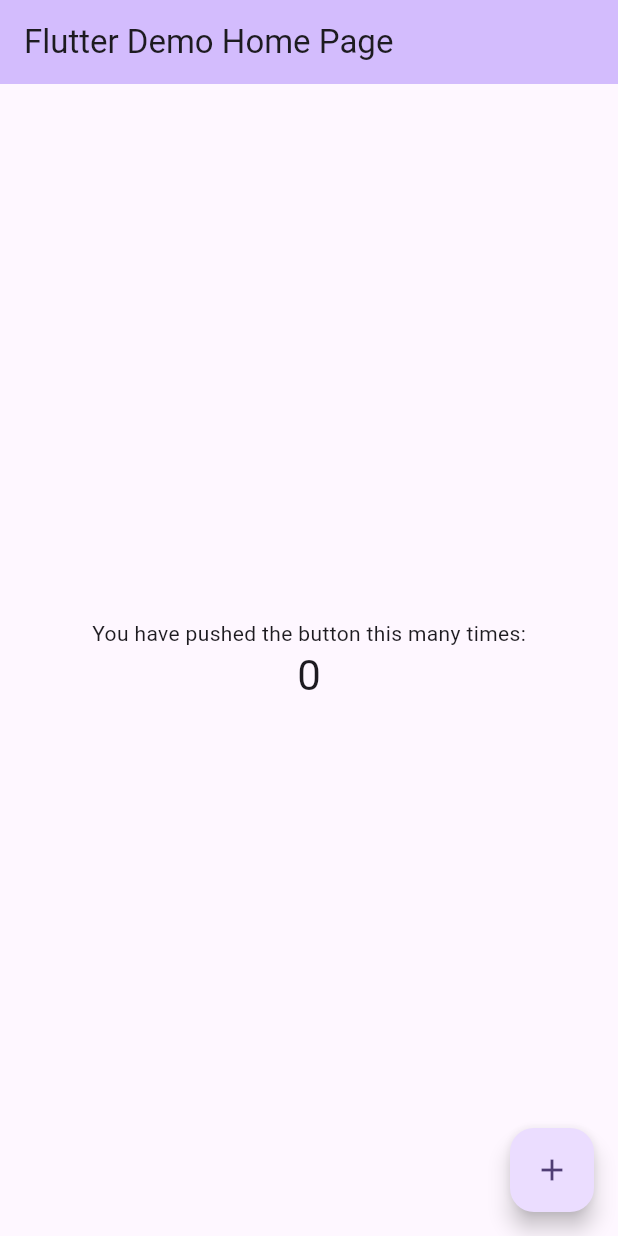
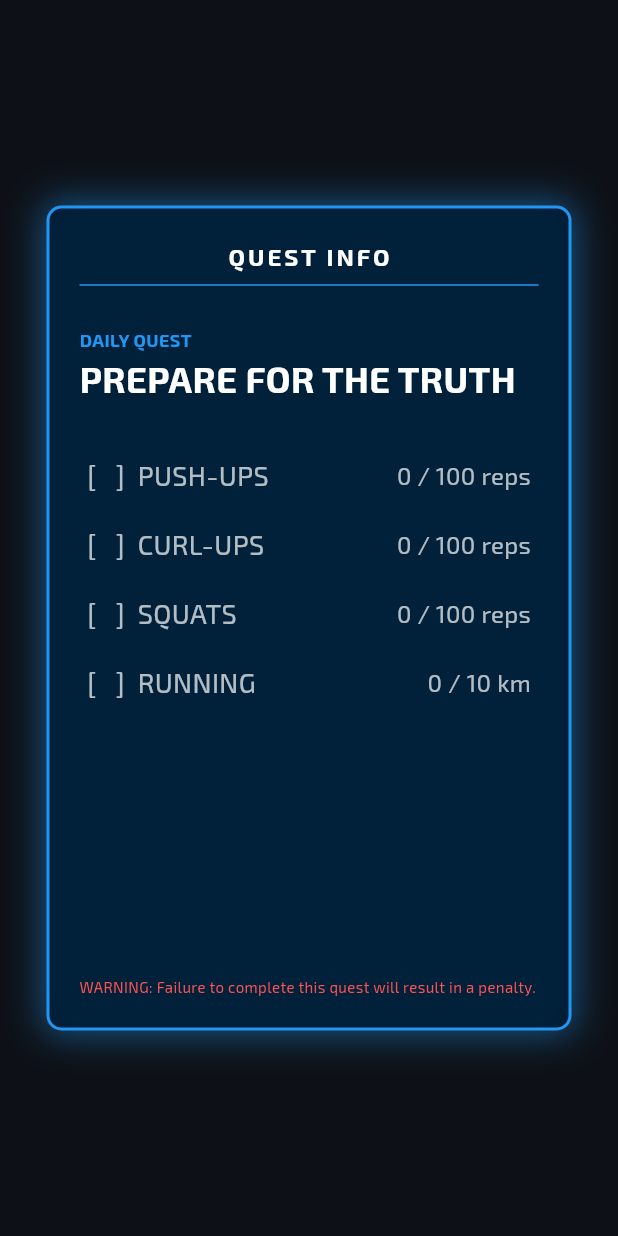
Before and after one commit to PrinceDahiya1/the-system-flutter, a Flutter app: the screen it shows after launch, on a phone screen of 412 x 824 dp. Run offline on Flutter 3.47's test engine with Material 3 defaults, Android fonts, the phone set to English and light mode, and no system bars; our stand-ins replace google_fonts.

Commit message:
Commit: Basic functionality for quest management

```diff
--- a/lib/main.dart
+++ b/lib/main.dart
@@ -1,122 +1,23 @@
 import 'package:flutter/material.dart';
+import 'package:google_fonts/google_fonts.dart';
+import 'screens/system_screen.dart'; // Import the new screen
 
 void main() {
-  runApp(const MyApp());
+  runApp(const TheSystemApp());
 }
 
-class MyApp extends StatelessWidget {
-  const MyApp({super.key});
+class TheSystemApp extends StatelessWidget {
+  const TheSystemApp({super.key});
 
-  // This widget is the root of your application.
   @override
   Widget build(BuildContext context) {
     return MaterialApp(
-      title: 'Flutter Demo',
-      theme: ThemeData(
-        // This is the theme of your application.
-        //
-        // TRY THIS: Try running your application with "flutter run". You'll see
-        // the application has a purple toolbar. Then, without quitting the app,
-        // try changing the seedColor in the colorScheme below to Colors.green
-        // and then invoke "hot reload" (save your changes or press the "hot
-        // reload" button in a Flutter-supported IDE, or press "r" if you used
-        // the command line to start the app).
-        //
-        // Notice that the counter didn't reset back to zero; the application
-        // state is not lost during the reload. To reset the state, use hot
-        // restart instead.
-        //
-        // This works for code too, not just values: Most code changes can be
-        // tested with just a hot reload.
-        colorScheme: .fromSeed(seedColor: Colors.deepPurple),
+      debugShowCheckedModeBanner: false,
+      theme: ThemeData.dark().copyWith(
+        scaffoldBackgroundColor: const Color(0xFF0D1117),
+        textTheme: GoogleFonts.exo2TextTheme(),
       ),
-      home: const MyHomePage(title: 'Flutter Demo Home Page'),
+      home: const SystemScreen(), // Point to the new file
     );
   }
 }
-
-class MyHomePage extends StatefulWidget {
-  const MyHomePage({super.key, required this.title});
-
-  // This widget is the home page of your application. It is stateful, meaning
-  // that it has a State object (defined below) that contains fields that affect
-  // how it looks.
-
-  // This class is the configuration for the state. It holds the values (in this
-  // case the title) provided by the parent (in this case the App widget) and
-  // used by the build method of the State. Fields in a Widget subclass are
-  // always marked "final".
-
-  final String title;
-
-  @override
-  State<MyHomePage> createState() => _MyHomePageState();
-}
-
-class _MyHomePageState extends State<MyHomePage> {
-  int _counter = 0;
-
-  void _incrementCounter() {
-    setState(() {
-      // This call to setState tells the Flutter framework that something has
-      // changed in this State, which causes it to rerun the build method below
-      // so that the display can reflect the updated values. If we changed
-      // _counter without calling setState(), then the build method would not be
-      // called again, and so nothing would appear to happen.
-      _counter++;
-    });
-  }
-
-  @override
-  Widget build(BuildContext context) {
-    // This method is rerun every time setState is called, for instance as done
-    // by the _incrementCounter method above.
-    //
-    // The Flutter framework has been optimized to make rerunning build methods
-    // fast, so that you can just rebuild anything that needs updating rather
-    // than having to individually change instances of widgets.
-    return Scaffold(
-      appBar: AppBar(
-        // TRY THIS: Try changing the color here to a specific color (to
-        // Colors.amber, perhaps?) and trigger a hot reload to see the AppBar
-        // change color while the other colors stay the same.
-        backgroundColor: Theme.of(context).colorScheme.inversePrimary,
-        // Here we take the value from the MyHomePage object that was created by
-        // the App.build method, and use it to set our appbar title.
-        title: Text(widget.title),
-      ),
-      body: Center(
-        // Center is a layout widget. It takes a single child and positions it
-        // in the middle of the parent.
-        child: Column(
-          // Column is also a layout widget. It takes a list of children and
-          // arranges them vertically. By default, it sizes itself to fit its
-          // children horizontally, and tries to be as tall as its parent.
-          //
-          // Column has various properties to control how it sizes itself and
-          // how it positions its children. Here we use mainAxisAlignment to
-          // center the children vertically; the main axis here is the vertical
-          // axis because Columns are vertical (the cross axis would be
-          // horizontal).
-          //
-          // TRY THIS: Invoke "debug painting" (choose the "Toggle Debug Paint"
-          // action in the IDE, or press "p" in the console), to see the
-          // wireframe for each widget.
-          mainAxisAlignment: .center,
-          children: [
-            const Text('You have pushed the button this many times:'),
-            Text(
-              '$_counter',
-              style: Theme.of(context).textTheme.headlineMedium,
-            ),
-          ],
-        ),
-      ),
-      floatingActionButton: FloatingActionButton(
-        onPressed: _incrementCounter,
-        tooltip: 'Increment',
-        child: const Icon(Icons.add),
-      ),
-    );
-  }
-}
--- /dev/null
+++ b/lib/models/quest.dart
@@ -0,0 +1,18 @@
+class Quest {
+  String title;
+  int current;
+  int target;
+  String unit; // e.g., "km", "reps"
+  bool isCompleted;
+
+  Quest({
+    required this.title,
+    required this.target,
+    this.current = 0,
+    this.unit = "reps",
+    this.isCompleted = false,
+  });
+
+  // A helper to show progress string like "5/10 reps"
+  String get progressString => "$current / $target $unit";
+}
--- /dev/null
+++ b/lib/screens/system_screen.dart
@@ -0,0 +1,155 @@
+import 'package:flutter/material.dart';
+import '../models/quest.dart';
+
+class SystemScreen extends StatefulWidget {
+  const SystemScreen({super.key});
+
+  @override
+  State<SystemScreen> createState() => _SystemScreenState();
+}
+
+class _SystemScreenState extends State<SystemScreen> {
+  // 1. The Data (State)
+  final List<Quest> quests = [
+    Quest(title: "PUSH-UPS", target: 100),
+    Quest(title: "CURL-UPS", target: 100),
+    Quest(title: "SQUATS", target: 100),
+    Quest(title: "RUNNING", target: 10, unit: "km"),
+  ];
+
+  // 2. The Logic (Controller)
+  void _toggleQuest(int index) {
+    setState(() {
+      // Toggle completion status
+      quests[index].isCompleted = !quests[index].isCompleted;
+
+      // If completed, set current to target. If unchecked, reset to 0.
+      if (quests[index].isCompleted) {
+        quests[index].current = quests[index].target;
+      } else {
+        quests[index].current = 0;
+      }
+    });
+  }
+
+  @override
+  Widget build(BuildContext context) {
+    return Scaffold(
+      body: Center(
+        child: Container(
+          // Window Dimensions
+          width: 350,
+          height: 550,
+          padding: const EdgeInsets.all(20),
+          decoration: BoxDecoration(
+            color: const Color(0xFF001E36).withOpacity(0.95),
+            border: Border.all(color: const Color(0xFF2196F3), width: 2),
+            borderRadius: BorderRadius.circular(10),
+            boxShadow: [
+              BoxShadow(
+                color: const Color(0xFF2196F3).withOpacity(0.5),
+                blurRadius: 20,
+                spreadRadius: 2,
+              ),
+            ],
+          ),
+          child: Column(
+            crossAxisAlignment: CrossAxisAlignment.start,
+            children: [
+              const Center(
+                child: Text(
+                  "QUEST INFO",
+                  style: TextStyle(
+                    color: Colors.white,
+                    fontWeight: FontWeight.bold,
+                    letterSpacing: 2.0,
+                    fontSize: 16,
+                  ),
+                ),
+              ),
+              const Divider(color: Color(0xFF2196F3), thickness: 1),
+              const SizedBox(height: 20),
+
+              const Text(
+                "DAILY QUEST",
+                style: TextStyle(
+                  color: Color(0xFF2196F3),
+                  fontSize: 12,
+                  fontWeight: FontWeight.bold,
+                ),
+              ),
+              const Text(
+                "PREPARE FOR THE TRUTH",
+                style: TextStyle(
+                  color: Colors.white,
+                  fontSize: 24,
+                  fontWeight: FontWeight.bold,
+                ),
+              ),
+              const SizedBox(height: 30),
+
+              // 3. The List Builder (Dynamic Rendering)
+              Expanded(
+                child: ListView.builder(
+                  itemCount: quests.length,
+                  itemBuilder: (context, index) {
+                    final quest = quests[index];
+                    return GestureDetector(
+                      onTap: () =>
+                          _toggleQuest(index), // Connects the tap to logic
+                      child: Container(
+                        margin: const EdgeInsets.only(bottom: 10),
+                        padding: const EdgeInsets.symmetric(
+                          vertical: 5,
+                          horizontal: 5,
+                        ),
+                        color: Colors.transparent, // Required for tap target
+                        child: Row(
+                          mainAxisAlignment: MainAxisAlignment.spaceBetween,
+                          children: [
+                            Text(
+                              // Change icon based on state
+                              quest.isCompleted
+                                  ? "[ X ]  ${quest.title}"
+                                  : "[   ]  ${quest.title}",
+                              style: TextStyle(
+                                color: quest.isCompleted
+                                    ? Colors.white
+                                    : Colors.white70,
+                                fontSize: 18,
+                                decoration: quest.isCompleted
+                                    ? TextDecoration.lineThrough
+                                    : null,
+                                decorationColor: const Color(0xFF2196F3),
+                                decorationThickness: 2,
+                              ),
+                            ),
+                            Text(
+                              quest.progressString,
+                              style: TextStyle(
+                                color: quest.isCompleted
+                                    ? const Color(0xFF2196F3)
+                                    : Colors.white70,
+                                fontSize: 16,
+                              ),
+                            ),
+                          ],
+                        ),
+                      ),
+                    );
+                  },
+                ),
+              ),
+
+              const Text(
+                "WARNING: Failure to complete this quest will result in a penalty.",
+                style: TextStyle(color: Colors.redAccent, fontSize: 10),
+                textAlign: TextAlign.center,
+              ),
+            ],
+          ),
+        ),
+      ),
+    );
+  }
+}
--- a/pubspec.yaml
+++ b/pubspec.yaml
@@ -34,6 +34,7 @@ dependencies:
   # The following adds the Cupertino Icons font to your application.
   # Use with the CupertinoIcons class for iOS style icons.
   cupertino_icons: ^1.0.8
+  google_fonts: ^6.3.3
 
 dev_dependencies:
   flutter_test:
```
Also changed, not shown: pubspec.lock, 2 other files.
